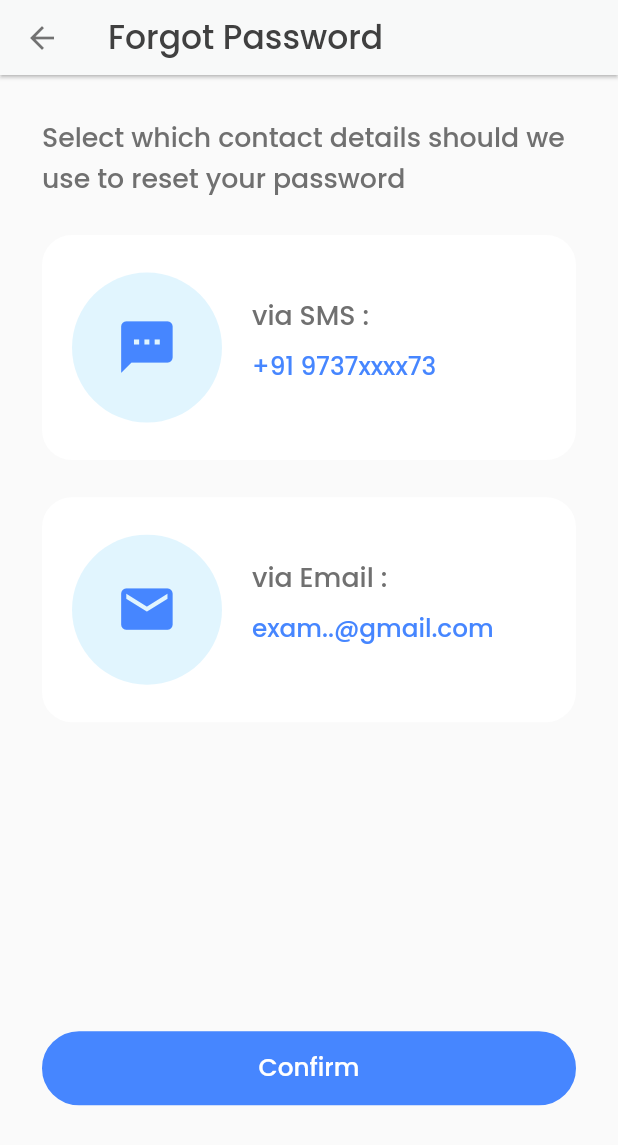
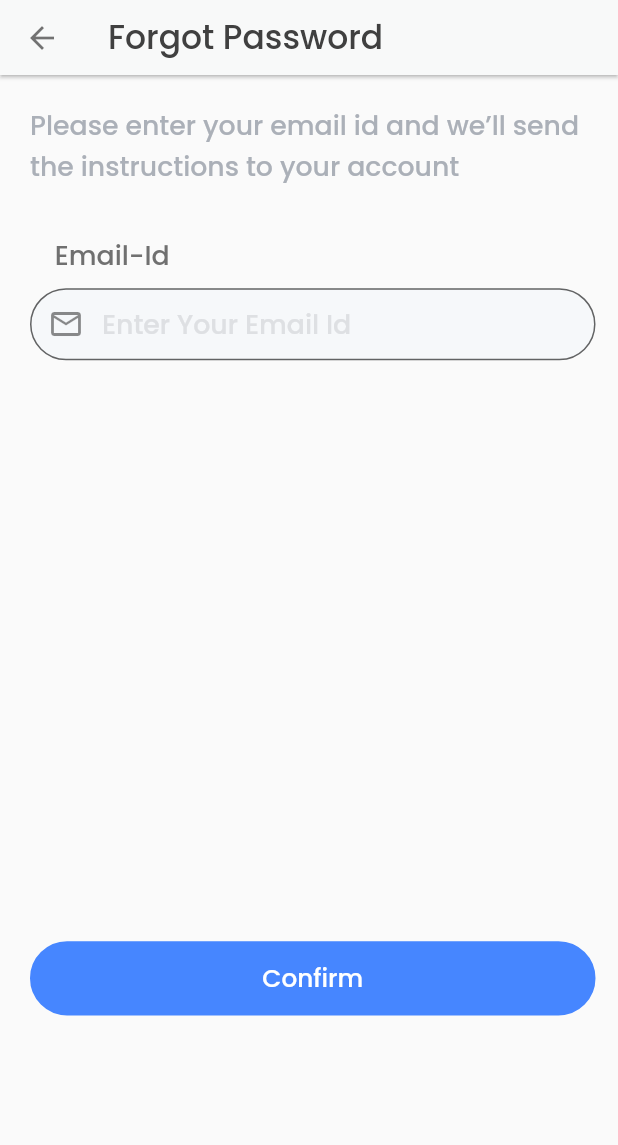
Before and after one commit to Yashil07/doctify_app, a Flutter app: the LoginScreen screen opened directly, after a tap on "Sign Up", after a tap on "Forgot Password?", on a phone screen of 412 x 824 dp. Shown: the top 1145 px of the screen. Run offline on Flutter 3.47's test engine with Material 2 defaults, Android fonts, the phone set to English and light mode, and no system bars; our stand-ins replace cloud_firestore, firebase_auth, firebase_core, flutter_secure_storage, flutter_svg, get and 8 more; missing offline and left inert: dart:ffi; accounts and stored records are empty; project files that could hold a hidden picture were left out.

Commit message:
09 10 2022 forgot password

```diff
--- /dev/null
+++ b/lib/Provider/loader_provider.dart
@@ -0,0 +1,15 @@
+import 'package:flutter/material.dart';
+
+class LoaderProvider with ChangeNotifier {
+  bool loader = false;
+  bool signUpLoader = false;
+  setLoader({required bool value}) {
+    loader = value;
+    notifyListeners();
+  }
+
+  // setSignUpLoader({required bool value}) {
+  //   signUpLoader = value;
+  //   notifyListeners();
+  // }
+}
--- a/lib/Utils/image_utils.dart
+++ b/lib/Utils/image_utils.dart
@@ -18,6 +18,7 @@
    static const homeLogoImage = "${baseImgPath}hlogo.png";
    static const noAppointmentImage = "${baseImgPath}noappointment.png";
    static const doctorImage = "${baseImgPath}doctor_img1.png";
+   static const loading = "${baseImgPath}loading.json";
 
 
 
--- /dev/null
+++ b/lib/Views/Auth/forgot_password_email_screen.dart
@@ -0,0 +1,119 @@
+import 'package:firebase_auth/firebase_auth.dart';
+import 'package:flutter/material.dart';
+import 'package:provider/provider.dart';
+import 'package:sizer/sizer.dart';
+
+import '../../Provider/loader_provider.dart';
+import '../../Utils/color_utils.dart';
+import '../../Utils/fontFamily_utils.dart';
+import '../customeWidgets/custom_appbar.dart';
+import '../customeWidgets/custom_btn.dart';
+import '../customeWidgets/custom_text_field.dart';
+import '../customeWidgets/loader_layout.dart';
+import '../customeWidgets/show_toast.dart';
+import 'login_screen.dart';
+
+class ForgotPasswordEmailScreen extends StatefulWidget {
+  const ForgotPasswordEmailScreen({Key? key}) : super(key: key);
+
+  @override
+  State<ForgotPasswordEmailScreen> createState() => _ForgotPasswordEmailScreenState();
+}
+
+class _ForgotPasswordEmailScreenState extends State<ForgotPasswordEmailScreen> {
+  final TextEditingController _emailController = TextEditingController();
+
+  GlobalKey<FormState> formKey = GlobalKey();
+  @override
+  Widget build(BuildContext context) {
+    return  Stack(
+      children: [
+        Container(
+          color: ColorUtils.appBgColor,
+          child: SafeArea(
+            child: Scaffold(
+              appBar: const PreferredSize(
+                preferredSize: Size.fromHeight(50),
+                child: CustomAppBar(
+                  title: "Forgot Password",
+                ),
+              ),
+              body: SingleChildScrollView(
+                child: Padding(
+                  padding: const EdgeInsets.only(top: 20, left: 10),
+                  child: Padding(
+                    padding: const EdgeInsets.only(left: 10, right: 15),
+                    child: Form(
+                      key: formKey,
+                      child: Column(
+                        children: [
+                          Text(
+                            "Please enter your email id and we’ll send the instructions to your account",
+                            style: FontTextStyle.poppinsS14W4DarkGreyColor,
+                          ),
+                          SizedBox(
+                            height: 4.h,
+                          ),
+                          CustomTextField(
+                            prefixIcon: Icon(Icons.email_outlined),
+                            fieldName: "Email-Id",
+                            hintName: "Enter Your Email Id",
+                            keyboard: TextInputType.emailAddress,
+                            validator: (str) {
+                              if (str!.isEmpty) {
+                                return '* Is Required';
+                              } else if (!RegExp(
+                                  r'^(([^<>()[\]\\.,;:\s@\"]+(\.[^<>()[\]\\.,;:\s@\"]+)*)|(\".+\"))@((\[[0-9]{1,3}\.[0-9]{1,3}\.[0-9]{1,3}\.[0-9]{1,3}\])|(([a-zA-Z\-0-9]+\.)+[a-zA-Z]{2,}))$')
+                                  .hasMatch(str)) {
+                                return '* Enter valid email-ID';
+                              }
+                            },
+                            fieldController: _emailController,
+                          ),
+                          SizedBox(
+                            height: 2.h,
+                          ),
+                          SizedBox(
+                            height: 45.h,
+                          ),
+                          CustomButton(
+                            onTap: () {
+                              if (formKey.currentState!.validate()) {
+                                forgotPasswordData();
+                              }
+                            },
+                            buttonText: "Confirm",
+                            textStyle: FontTextStyle.poppinsS14W4WhiteColor,
+                          ),
+                        ],
+                      ),
+                    ),
+                  ),
+                ),
+              ),
+            ),
+          ),
+        ),
+        Provider.of<LoaderProvider>(context, listen: true).loader
+            ? LoaderLayoutWidget()
+            : SizedBox.shrink(),
+      ],
+    );
+  }
+  forgotPasswordData() async {
+    final loading = Provider.of<LoaderProvider>(context, listen: false);
+    loading.setLoader(value: true);
+    try {
+      await FirebaseAuth.instance
+          .sendPasswordResetEmail(email: _emailController.text);
+
+      showToast(title: "Password Reset email has been sent !!", status: true);
+      loading.setLoader(value: false);
+      Navigator.push(
+          context, MaterialPageRoute(builder: (context) => LoginScreen()));
+    } on FirebaseAuthException catch (e) {
+      showToast(title: "${e.message}!!", status: true);
+      loading.setLoader(value: false);
+    }
+  }
+}
--- a/lib/Views/Auth/login_screen.dart
+++ b/lib/Views/Auth/login_screen.dart
@@ -22,6 +22,7 @@ import '../customeWidgets/custom_text_field.dart';
 import 'package:firebase_core/firebase_core.dart';
 
 import '../home/BottomNavBar.dart';
+import 'forgot_password_email_screen.dart';
 
 class LoginScreen extends StatefulWidget {
   const LoginScreen({Key? key}) : super(key: key);
@@ -211,7 +212,7 @@ clearField();        } else {
                               SizedBox(height: 2.h,),
                               GestureDetector(
                                 child: Text(" Forgot Password?",style: FontTextStyle.poppinsS12W5labelColor,),
-                                onTap: () { Navigator.push(context, MaterialPageRoute(builder: (context) => ForgotPassword()));},
+                                onTap: () { Navigator.push(context, MaterialPageRoute(builder: (context) => ForgotPasswordEmailScreen()));},
 
                               ),
                               SizedBox(height: 3.h,),
--- a/lib/Views/Profile/profile_update_screen.dart
+++ b/lib/Views/Profile/profile_update_screen.dart
@@ -36,7 +36,6 @@ class _ProfileUpdateState extends State<ProfileUpdate> {
   TextEditingController();
   final TextEditingController dateInput = TextEditingController();
   String genderInitialValue = 'Male';
-
   String  birthDate = "";
 
   getData() {
@@ -188,6 +187,7 @@ class _ProfileUpdateState extends State<ProfileUpdate> {
                     hintName: "Email",
                     fieldController: _emailController,
                     keyboard: TextInputType.emailAddress,
+                    readonly: true,
                   ),
                   SizedBox(
                     height: 2.h,
--- a/lib/main.dart
+++ b/lib/main.dart
@@ -13,6 +13,7 @@ import 'package:provider/provider.dart';
 import 'package:sizer/sizer.dart';
 import 'package:firebase_core/firebase_core.dart';
 
+import 'Provider/loader_provider.dart';
 import 'Provider/user_provider.dart';
 import 'Views/home/home_screen.dart';
 import 'Views/onBoarding/onbording_screen.dart';
@@ -40,6 +41,7 @@ class MyApp extends StatelessWidget {
             ChangeNotifierProvider(
               create: (context) => UserProvider(),
             ),
+            ChangeNotifierProvider(create: (context) => LoaderProvider()),
           ],
           child: MaterialApp(
             theme: ThemeData(
--- a/pubspec.yaml
+++ b/pubspec.yaml
@@ -44,6 +44,7 @@ dependencies:
   flutter_secure_storage: ^6.0.0
   google_nav_bar: ^5.0.6
   line_icons: ^2.0.1
+  get: ^4.6.1
 
 
 
```
Also changed, not shown: assets/images/loading.json (added, +1 -0 lines), lib/Views/customeWidgets/loader.dart (added, +19 -0 lines), lib/Views/customeWidgets/loader_layout.dart (added, +32 -0 lines), lib/Views/customeWidgets/show_toast.dart (added, +10 -0 lines), pubspec.lock.
